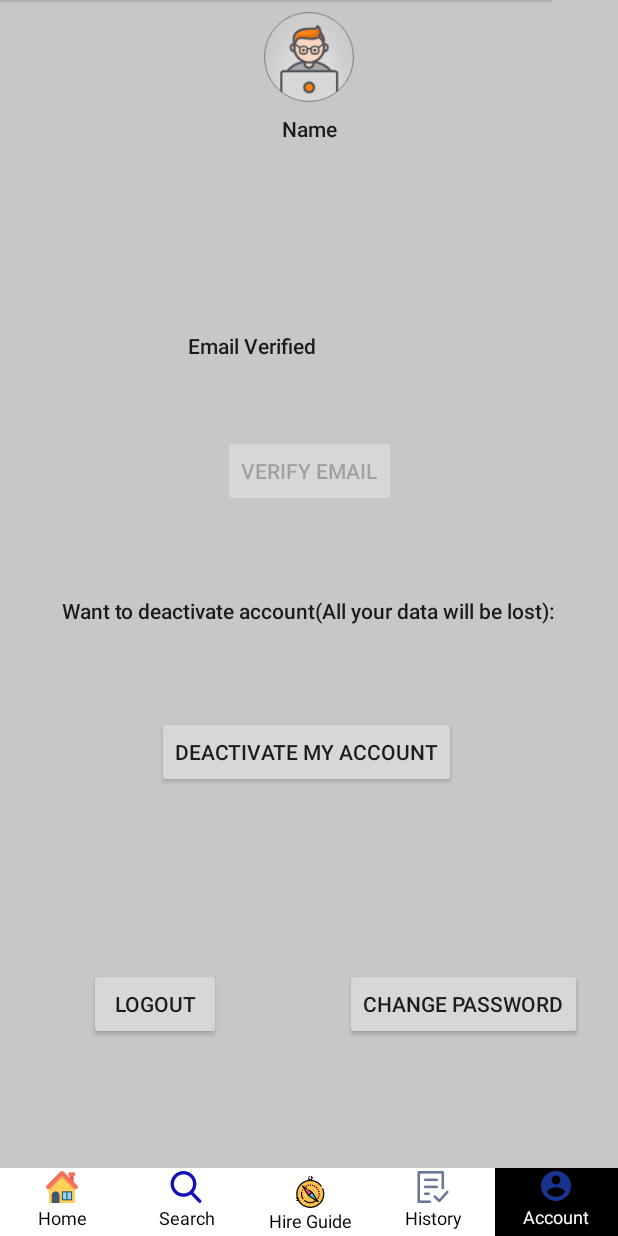
After one commit to davemaharshi7/TravelBuddy, an Android app: the ProfileActivity screen opened directly, with no data from a screen before it, on a phone screen of 412 x 824 dp. The commit adds this screen. Run offline under Robolectric (Android 15) with nearby library versions, the phone set to English and light mode, and no system bars; our stand-ins replace Firebase (no records; nobody signed in at launch, a user with empty details on screens opened directly).

Commit message:
2nd Commit
It PlaceActivity is ready.
Account Component is also ready.

```diff
--- a/TravelGuide/app/src/main/java/com/travelbuddy/travelguideapp/Activities/BaseActivity.java
+++ b/TravelGuide/app/src/main/java/com/travelbuddy/travelguideapp/Activities/BaseActivity.java
@@ -60,7 +60,7 @@ public class BaseActivity extends AppCompatActivity {
                         break;
                     case R.id.account_nav:
                         Log.i("matching", "matching inside1 deals" + checkedId);
-                        in = new Intent(getBaseContext(), HomeActivity.class);
+                        in = new Intent(getBaseContext(), ProfileActivity.class);
                         startActivity(in);
                         overridePendingTransition(0, 0);
                         finish();
--- a/TravelGuide/app/src/main/java/com/travelbuddy/travelguideapp/Activities/PlacesActivity.java
+++ b/TravelGuide/app/src/main/java/com/travelbuddy/travelguideapp/Activities/PlacesActivity.java
@@ -18,7 +18,6 @@ import com.google.firebase.firestore.FirebaseFirestore;
 import com.google.firebase.firestore.Query;
 import com.travelbuddy.travelguideapp.Adapter.CityAdapter;
 import com.travelbuddy.travelguideapp.Models.Place;
-import com.travelbuddy.travelguideapp.PlaceDetailsActivity;
 import com.travelbuddy.travelguideapp.R;
 
 public class PlacesActivity extends BaseActivity {
@@ -74,7 +73,7 @@ public class PlacesActivity extends BaseActivity {
                 Place place=documentSnapshot.toObject(Place.class);
                 String id = documentSnapshot.getId();
                 String path = documentSnapshot.getReference().getPath();
-                Intent i = new Intent(getApplicationContext(),PlaceDetailsActivity.class);
+                Intent i = new Intent(getApplicationContext(),SeparatePlaceDetailsActivity.class);
                     i.putExtra("placeID",id);
                     i.putExtra("cityID",item);
                 startActivity(i);
--- /dev/null
+++ b/TravelGuide/app/src/main/java/com/travelbuddy/travelguideapp/Activities/ProfileActivity.java
@@ -0,0 +1,176 @@
+package com.travelbuddy.travelguideapp.Activities;
+
+import android.content.Intent;
+import android.support.annotation.NonNull;
+import android.support.constraint.ConstraintLayout;
+import android.support.v7.app.AppCompatActivity;
+import android.os.Bundle;
+import android.view.View;
+import android.widget.Button;
+import android.widget.RadioButton;
+import android.widget.RadioGroup;
+import android.widget.TextView;
+import android.widget.Toast;
+
+import com.google.android.gms.tasks.OnCompleteListener;
+import com.google.android.gms.tasks.Task;
+import com.google.firebase.auth.FirebaseAuth;
+import com.google.firebase.auth.FirebaseUser;
+import com.travelbuddy.travelguideapp.R;
+
+public class ProfileActivity extends BaseActivity {
+    ConstraintLayout dynamicContent,bottonNavBar;
+    private TextView name,email;
+    private Button logout,verifyEmail,deleteAcc,changePasswoord;
+    private FirebaseAuth.AuthStateListener authListener;
+    private FirebaseAuth auth;
+    private TextView bool;
+
+
+    @Override
+    protected void onCreate(Bundle savedInstanceState) {
+        super.onCreate(savedInstanceState);
+//        setContentView(R.layout.activity_profile);
+        dynamicContent = (ConstraintLayout) findViewById(R.id.dynamicContent);
+        bottonNavBar = (ConstraintLayout) findViewById(R.id.bottonNavBar);
+        View wizard = getLayoutInflater().inflate(R.layout.activity_profile, dynamicContent);
+
+        RadioGroup rg = (RadioGroup) findViewById(R.id.radioGroup1);
+        RadioButton rb = (RadioButton) findViewById(R.id.account_nav);
+        rb.setBackgroundColor(getResources().getColor(R.color.colorAccent));
+        rb.setTextColor(getResources().getColor(R.color.white));
+
+        bool = (TextView) findViewById(R.id.email_verified2);
+        verifyEmail = (Button) findViewById(R.id.verify);
+        deleteAcc = (Button) findViewById(R.id.deleteAcc);
+        name = (TextView) findViewById(R.id.nameField);
+        email = (TextView) findViewById(R.id.emailField);
+        changePasswoord = (Button) findViewById(R.id.changePassword);
+
+        //get firebase auth instance
+        auth = FirebaseAuth.getInstance();
+
+
+        //get current user
+        final FirebaseUser user = FirebaseAuth.getInstance().getCurrentUser();
+
+        authListener = new FirebaseAuth.AuthStateListener() {
+            @Override
+            public void onAuthStateChanged(@NonNull FirebaseAuth firebaseAuth) {
+                FirebaseUser user = firebaseAuth.getCurrentUser();
+                if (user == null) {
+                    // user auth state is changed - user is null
+                    // launch login activity
+                    startActivity(new Intent(getApplicationContext(), LoginActivity.class));
+                    finish();
+                } else {
+
+//                    name.setText(user.);
+                    email.setText(user.getEmail());
+
+                    if (user.isEmailVerified()) {
+                        // user is verified, so you can finish this activity or send user to activity which you want.
+                        bool.setText("Email Verified Successfully");
+                        verifyEmail.setEnabled(false);
+                    } else {
+                        // email is not verified, so just prompt the message to the user and restart this activity.
+                        printMessage("Email Not Verified! Please Verify first");
+                        bool.setText("Email Not Verified ");
+
+
+                    }
+                }
+            }
+        };
+
+        verifyEmail.setOnClickListener(new View.OnClickListener() {
+            @Override
+            public void onClick(View v) {
+                user.sendEmailVerification()
+                        .addOnCompleteListener(new OnCompleteListener<Void>() {
+                            @Override
+                            public void onComplete(@NonNull Task<Void> task) {
+                                if (task.isSuccessful()) {
+                                    // email sent
+                                    printMessage("Email Sent.Please verify and login Again");
+
+                                    // after email is sent just logout the user and finish this activity
+                                    FirebaseAuth.getInstance().signOut();
+                                    startActivity(new Intent(getApplicationContext(), LoginActivity.class));
+                                    finish();
+                                } else {
+                                    // email not sent, so display message and restart the activity or do whatever you wish to do
+                                    printMessage("Something Went Wrong try After Some Time!!!");
+
+                                    //restart this activity
+                                    overridePendingTransition(0, 0);
+                                    finish();
+                                    overridePendingTransition(0, 0);
+                                    startActivity(getIntent());
+
+                                }
+                            }
+                        });
+            }
+        });
+        changePasswoord.setOnClickListener(new View.OnClickListener() {
+            @Override
+            public void onClick(View v) {
+                Intent p = new Intent(ProfileActivity.this, ForgetPassword.class);
+                startActivity(p);
+                finish();
+                return;
+            }
+        });
+        //to Logout
+        logout = (Button) findViewById(R.id.logout2);
+        logout.setOnClickListener(new View.OnClickListener() {
+            @Override
+            public void onClick(View v) {
+                auth.signOut();
+            }
+        });
+
+        deleteAcc.setOnClickListener(new View.OnClickListener() {
+            @Override
+            public void onClick(View v) {
+                if (user != null) {
+                    user.delete()
+                            .addOnCompleteListener(new OnCompleteListener<Void>() {
+                                @Override
+                                public void onComplete(@NonNull Task<Void> task) {
+                                    if (task.isSuccessful()) {
+                                        printMessage("Your profile is deleted:( Create a account now!");
+                                        startActivity(new Intent(getApplicationContext(), RegisterActivity.class));
+                                        finish();
+                                    } else {
+                                        printMessage("Failed to delete your account!");
+                                    }
+                                }
+                            });
+                }
+            }
+        });
+
+
+    }
+
+    private void printMessage(String msg) {
+        Toast.makeText(getApplicationContext(), msg, Toast.LENGTH_SHORT).show();
+
+    }
+
+    @Override
+    public void onStart() {
+        super.onStart();
+        auth.addAuthStateListener(authListener);
+    }
+
+    @Override
+    public void onStop() {
+        super.onStop();
+        if (authListener != null) {
+            auth.removeAuthStateListener(authListener);
+        }
+    }
+}
--- a/TravelGuide/app/src/main/res/layout/activity_places.xml
+++ b/TravelGuide/app/src/main/res/layout/activity_places.xml
@@ -6,7 +6,7 @@
     android:layout_width="match_parent"
     android:layout_height="match_parent"
     tools:context=".Activities.PlacesActivity"
-    android:background="@color/white">
+    android:background="@color/colorBackground">
 
     <android.support.v7.widget.RecyclerView
         android:id="@+id/rv_view"
--- /dev/null
+++ b/TravelGuide/app/src/main/res/layout/activity_profile.xml
@@ -0,0 +1,181 @@
+<?xml version="1.0" encoding="utf-8"?>
+<android.support.constraint.ConstraintLayout
+    xmlns:android="http://schemas.android.com/apk/res/android"
+    xmlns:app="http://schemas.android.com/apk/res-auto"
+    xmlns:tools="http://schemas.android.com/tools"
+    android:layout_width="match_parent"
+    android:layout_height="match_parent"
+    android:background="@color/colorBackground">
+
+    <Button
+        android:id="@+id/logout2"
+        android:layout_width="wrap_content"
+        android:layout_height="wrap_content"
+        android:layout_marginStart="8dp"
+        android:layout_marginLeft="8dp"
+        android:layout_marginEnd="8dp"
+        android:layout_marginRight="8dp"
+        android:layout_marginBottom="24dp"
+        android:text="Logout"
+        app:layout_constraintBottom_toBottomOf="parent"
+        app:layout_constraintEnd_toStartOf="@+id/guideline6"
+        app:layout_constraintStart_toStartOf="parent"
+        app:layout_constraintTop_toTopOf="@+id/guideline7" />
+
+    <TextView
+        android:id="@+id/email_verified2"
+        android:layout_width="161dp"
+        android:layout_height="17dp"
+        android:layout_marginStart="8dp"
+        android:layout_marginLeft="8dp"
+        android:layout_marginTop="26dp"
+        android:layout_marginEnd="8dp"
+        android:layout_marginRight="8dp"
+        android:text="Email Verified: Unknown"
+        android:textAppearance="@style/TextAppearance.AppCompat.Body2"
+        app:layout_constraintEnd_toEndOf="parent"
+        app:layout_constraintStart_toStartOf="parent"
+        app:layout_constraintTop_toTopOf="@+id/guideline4" />
+
+    <ImageView
+        android:id="@+id/imageView3"
+        android:layout_width="60dp"
+        android:layout_height="60dp"
+        android:layout_marginStart="8dp"
+        android:layout_marginTop="8dp"
+        android:layout_marginEnd="8dp"
+        app:layout_constraintEnd_toEndOf="parent"
+        app:layout_constraintStart_toStartOf="parent"
+        app:layout_constraintTop_toTopOf="parent"
+        app:srcCompat="@drawable/code1" />
+
+    <android.support.constraint.Guideline
+        android:id="@+id/guideline4"
+        android:layout_width="wrap_content"
+        android:layout_height="wrap_content"
+        android:orientation="horizontal"
+        app:layout_constraintGuide_percent="0.25" />
+
+    <android.support.constraint.Guideline
+        android:id="@+id/guideline5"
+        android:layout_width="wrap_content"
+        android:layout_height="wrap_content"
+        android:orientation="horizontal"
+        app:layout_constraintGuide_percent="0.5" />
+
+    <android.support.constraint.Guideline
+        android:id="@+id/guideline7"
+        android:layout_width="wrap_content"
+        android:layout_height="wrap_content"
+        android:orientation="horizontal"
+        app:layout_constraintGuide_percent="0.75" />
+
+    <TextView
+        android:id="@+id/nameField"
+        android:layout_width="wrap_content"
+        android:layout_height="wrap_content"
+        android:layout_marginStart="8dp"
+        android:layout_marginLeft="8dp"
+        android:layout_marginTop="8dp"
+        android:layout_marginEnd="8dp"
+        android:layout_marginRight="8dp"
+        android:text="Name"
+        android:textAppearance="@style/TextAppearance.AppCompat.Body2"
+        app:layout_constraintEnd_toEndOf="parent"
+        app:layout_constraintStart_toStartOf="parent"
+        app:layout_constraintTop_toBottomOf="@+id/imageView3" />
+
+    <TextView
+        android:id="@+id/emailField"
+        android:layout_width="wrap_content"
+        android:layout_height="wrap_content"
+        android:layout_marginStart="8dp"
+        android:layout_marginLeft="8dp"
+        android:layout_marginTop="8dp"
+        android:layout_marginEnd="8dp"
+        android:layout_marginRight="8dp"
+        android:layout_marginBottom="8dp"
+        android:text="Email"
+        android:textAppearance="@style/TextAppearance.AppCompat.Small"
+        app:layout_constraintBottom_toTopOf="@+id/guideline4"
+        app:layout_constraintEnd_toEndOf="parent"
+        app:layout_constraintStart_toStartOf="parent"
+        app:layout_constraintTop_toBottomOf="@+id/nameField" />
+
+    <View
+        android:id="@+id/divider"
+        android:layout_width="368dp"
+        android:layout_height="1dp"
+        android:background="?android:attr/listDivider"
+        tools:layout_editor_absoluteX="8dp"
+        tools:layout_editor_absoluteY="129dp" />
+
+    <Button
+        android:id="@+id/verify"
+        android:layout_width="wrap_content"
+        android:layout_height="wrap_content"
+        android:layout_marginStart="8dp"
+        android:layout_marginLeft="8dp"
+        android:layout_marginTop="8dp"
+        android:layout_marginEnd="8dp"
+        android:layout_marginRight="8dp"
+        android:layout_marginBottom="8dp"
+        android:text="Verify Email"
+        app:layout_constraintBottom_toTopOf="@+id/guideline5"
+        app:layout_constraintEnd_toEndOf="parent"
+        app:layout_constraintStart_toStartOf="parent"
+        app:layout_constraintTop_toBottomOf="@+id/email_verified2" />
+
+    <TextView
+        android:id="@+id/del_textBox"
+        android:layout_width="wrap_content"
+        android:layout_height="wrap_content"
+        android:layout_marginStart="8dp"
+        android:layout_marginLeft="8dp"
+        android:layout_marginTop="8dp"
+        android:layout_marginEnd="8dp"
+        android:layout_marginRight="8dp"
+        android:text="Want to deactivate account(All your data will be lost):"
+        android:textAppearance="@style/TextAppearance.AppCompat.Body2"
+        app:layout_constraintEnd_toEndOf="parent"
+        app:layout_constraintStart_toStartOf="parent"
+        app:layout_constraintTop_toTopOf="@+id/guideline5" />
+
+    <Button
+        android:id="@+id/deleteAcc"
+        android:layout_width="wrap_content"
+        android:layout_height="wrap_content"
+        android:layout_marginStart="8dp"
+        android:layout_marginLeft="8dp"
+        android:layout_marginTop="8dp"
+        android:layout_marginEnd="11dp"
+        android:layout_marginRight="11dp"
+        android:layout_marginBottom="6dp"
+        android:text="Deactivate My Account"
+        app:layout_constraintBottom_toTopOf="@+id/guideline7"
+        app:layout_constraintEnd_toEndOf="parent"
+        app:layout_constraintStart_toStartOf="parent"
+        app:layout_constraintTop_toBottomOf="@+id/del_textBox" />
+
+    <Button
+        android:id="@+id/changePassword"
+        android:layout_width="wrap_content"
+        android:layout_height="wrap_content"
+        android:layout_marginStart="8dp"
+        android:layout_marginLeft="8dp"
+        android:layout_marginEnd="8dp"
+        android:layout_marginRight="8dp"
+        android:layout_marginBottom="24dp"
+        android:text="Change Password"
+        app:layout_constraintBottom_toBottomOf="parent"
+        app:layout_constraintEnd_toEndOf="parent"
+        app:layout_constraintStart_toStartOf="@+id/guideline6"
+        app:layout_constraintTop_toTopOf="@+id/guideline7" />
+
+    <android.support.constraint.Guideline
+        android:id="@+id/guideline6"
+        android:layout_width="wrap_content"
+        android:layout_height="wrap_content"
+        android:orientation="vertical"
+        app:layout_constraintGuide_percent="0.5" />
+</android.support.constraint.ConstraintLayout>
--- a/TravelGuide/app/src/main/res/layout/activity_register.xml
+++ b/TravelGuide/app/src/main/res/layout/activity_register.xml
@@ -4,8 +4,9 @@
     xmlns:tools="http://schemas.android.com/tools"
     android:layout_width="match_parent"
     android:layout_height="match_parent"
+    android:background="@color/colorBackground"
     tools:context=".Activities.RegisterActivity"
-    android:background="@color/colorBackground">
+    tools:layout_editor_absoluteY="25dp">
 
     <ImageView
         android:id="@+id/imageView2"
@@ -40,7 +41,7 @@
         android:layout_width="wrap_content"
         android:layout_height="wrap_content"
         android:orientation="horizontal"
-        app:layout_constraintGuide_percent="0.5" />
+        app:layout_constraintGuide_percent="0.50088185" />
 
     <EditText
         android:id="@+id/name_input_reg"
```
Also changed, not shown: TravelGuide/app/src/main/AndroidManifest.xml (+6 -5 lines), TravelGuide/app/src/main/java/com/travelbuddy/travelguideapp/Activities/RegisterActivity.java (+23 -3 lines), TravelGuide/app/src/main/java/com/travelbuddy/travelguideapp/Activities/SeparatePlaceDetailsActivity.java (added, +83 -0 lines), TravelGuide/app/src/main/res/layout/activity_separate_place_details.xml (added, +91 -0 lines).
